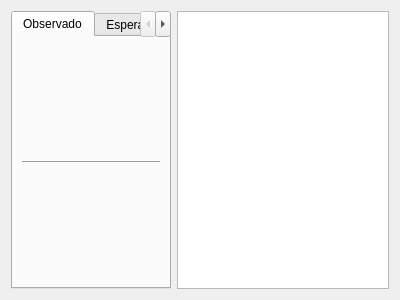
Old version of the form Analysis/viewgraphicstats.ui in the repository gavaza/pacca.
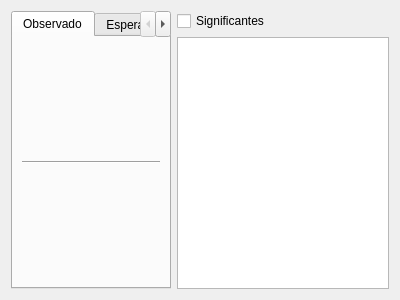
New version of the form. Custom widgets are drawn as their Qt base class.

The edit to the form file:
```diff
--- a/Analysis/viewgraphicstats.ui
+++ b/Analysis/viewgraphicstats.ui
@@ -106,6 +106,15 @@
     </layout>
    </item>
    <item row="0" column="1">
+    <layout class="QVBoxLayout" name="verticalLayout">
+     <item>
+      <widget class="QCheckBox" name="filter">
+       <property name="text">
+        <string>Significantes</string>
+       </property>
+      </widget>
+     </item>
+     <item>
     <widget class="QListWidget" name="list">
      <property name="sizePolicy">
       <sizepolicy hsizetype="Maximum" vsizetype="Expanding">
@@ -114,6 +123,8 @@
       </sizepolicy>
      </property>
     </widget>
+     </item>
+    </layout>
    </item>
   </layout>
  </widget>
```
Lines whose indentation alone changed are shown as unchanged.
